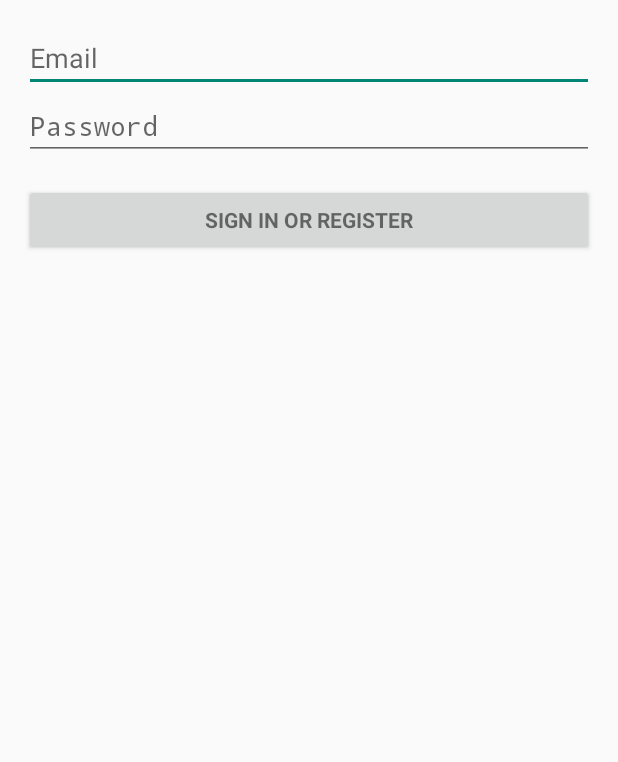
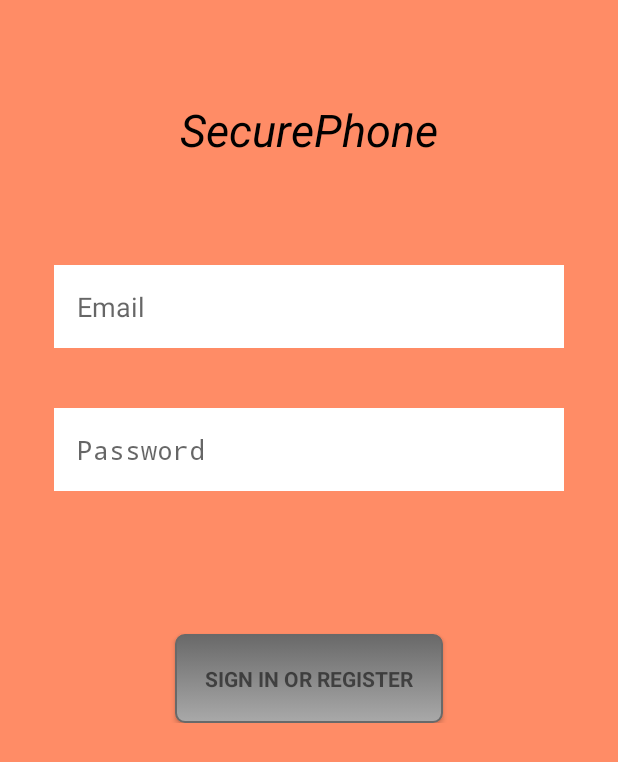
Before and after one commit to pratirvce/SecurePhone, an Android app: the screen it shows after launch (LoginActivity), on a phone screen of 412 x 824 dp. Shown: the top 762 px of the screen. Run offline under Robolectric (Android 15) with nearby library versions, the phone set to English and light mode, and no system bars; our stand-ins replace ButterKnife; libraries missing offline, so code that uses them is left out: com.firebase.client, pub.devrel.easypermissions; 2 statements that could not run were skipped.

Commit message:
updated frontend screens

```diff
--- a/app/src/main/java/com/sjsu/securephone/theftdetector/BootCompleteReceiver.java
+++ b/app/src/main/java/com/sjsu/securephone/theftdetector/BootCompleteReceiver.java
@@ -4,6 +4,10 @@ import android.content.BroadcastReceiver;
 import android.content.Context;
 import android.content.Intent;
 import android.util.Log;
+
+/**
+ * Created by Group 7 on 10/11/2016.
+ */
 
 public class BootCompleteReceiver extends BroadcastReceiver {
 
--- a/app/src/main/java/com/sjsu/securephone/theftdetector/MainActivity.java
+++ b/app/src/main/java/com/sjsu/securephone/theftdetector/MainActivity.java
@@ -143,7 +143,7 @@ public class MainActivity extends AppCompatActivity implements
             System.exit(0);
             return true;
         }
-        if(id==R.id.action_share){
+       /* if(id==R.id.action_share){
             Intent sharingIntent = new Intent(android.content.Intent.ACTION_SEND);
             sharingIntent.setType("text/plain");
             String shareBody = getString(R.string.share_text);
@@ -152,7 +152,7 @@ public class MainActivity extends AppCompatActivity implements
             startActivity(Intent.createChooser(sharingIntent, "Share via"));
 
 
-        }
+        } */
         return super.onOptionsItemSelected(item);
     }
     public void readSMSPerm() {
--- a/app/src/main/java/com/sjsu/securephone/theftdetector/continuousLocationFragment.java
+++ b/app/src/main/java/com/sjsu/securephone/theftdetector/continuousLocationFragment.java
@@ -84,7 +84,7 @@ public class continuousLocationFragment extends Fragment {
 //       mIsServiceStarted = false;
         mStartUpdatesButton = (Button) view.findViewById(R.id.start_updates_button);
         mStopUpdatesButton = (Button) view.findViewById(R.id.stop_updates_button);
-        mExportDatabase = (Button) view.findViewById(R.id.export_button);
+       // mExportDatabase = (Button) view.findViewById(R.id.export_button);
 
         mStartUpdatesButton.setOnClickListener(new View.OnClickListener() {
             @Override
@@ -103,14 +103,14 @@ public class continuousLocationFragment extends Fragment {
             }
         });
 
-        mExportDatabase.setOnClickListener(new View.OnClickListener() {
+       /* mExportDatabase.setOnClickListener(new View.OnClickListener() {
             @Override
             public void onClick(View v) {
                 Toast.makeText(getActivity(), "Network Location Services exported", Toast.LENGTH_LONG).show();
                 exportDatabaseToSdCard(v);
 
             }
-        });
+        }); */
 
         return view;
     }
--- a/app/src/main/res/layout/activity_login.xml
+++ b/app/src/main/res/layout/activity_login.xml
@@ -8,17 +8,11 @@
     android:paddingLeft="@dimen/activity_horizontal_margin"
     android:paddingRight="@dimen/activity_horizontal_margin"
     android:paddingTop="@dimen/activity_vertical_margin"
+    android:background="@color/blue"
     tools:context="com.sjsu.securephone.theftdetector.LoginActivity">
 
+
     <!-- Login progress -->
-    <ProgressBar
-        android:id="@+id/login_progress"
-        style="?android:attr/progressBarStyleLarge"
-        android:layout_width="wrap_content"
-        android:layout_height="wrap_content"
-        android:layout_marginBottom="8dp"
-        android:visibility="gone" />
-
     <ScrollView
         android:id="@+id/login_form"
         android:layout_width="match_parent"
@@ -30,12 +24,28 @@
             android:layout_height="wrap_content"
             android:orientation="vertical">
 
+            <TextView
+                android:layout_width="wrap_content"
+                android:layout_height="match_parent"
+                android:text="SecurePhone"
+                android:textColor="@android:color/black"
+                android:textAllCaps="false"
+                android:textAlignment="center"
+                android:layout_gravity="center"
+
+                android:layout_margin="50dp"
+                android:textSize="30dp"
+                android:textStyle="italic" />
+
             <AutoCompleteTextView
                 android:id="@+id/email"
                 android:layout_width="match_parent"
                 android:layout_height="wrap_content"
                 android:hint="@string/prompt_email"
                 android:inputType="textEmailAddress"
+                android:layout_margin="20dp"
+                android:padding="15dp"
+                android:background="@android:color/white"
                 android:maxLines="1"
                 />
 
@@ -44,22 +54,38 @@
                 android:layout_width="match_parent"
                 android:layout_height="wrap_content"
                 android:hint="@string/prompt_password"
+                android:background="@android:color/white"
                 android:imeActionId="@+id/login"
                 android:imeActionLabel="@string/action_sign_in_short"
                 android:imeOptions="actionUnspecified"
                 android:inputType="textPassword"
+                android:layout_margin="20dp"
+                android:padding="15dp"
                 android:maxLines="1"/>
 
             <Button
                 android:id="@+id/email_sign_in_button"
                 style="?android:textAppearanceSmall"
-                android:layout_width="match_parent"
+                android:layout_width="wrap_content"
                 android:layout_height="wrap_content"
-                android:layout_marginTop="16dp"
+                android:layout_marginTop="75dp"
                 android:text="@string/action_sign_in"
                 android:textStyle="bold"
+                android:padding="20dp"
+                android:layout_gravity="center"
+                android:background="@drawable/grey_button"
                 android:onClick="onSignIn"/>
 
         </LinearLayout>
     </ScrollView>
+
+    <ProgressBar
+        android:id="@+id/login_progress"
+        style="?android:attr/progressBarStyleLarge"
+        android:layout_width="wrap_content"
+        android:layout_height="wrap_content"
+        android:layout_marginBottom="8dp"
+        android:visibility="gone" />
+
+
 </LinearLayout>
--- a/app/src/main/res/menu/main_menu.xml
+++ b/app/src/main/res/menu/main_menu.xml
@@ -3,10 +3,10 @@
     xmlns:tools="http://schemas.android.com/tools" tools:context=".MainActivity">
     <item android:id="@+id/action_settings" android:title="@string/action_settings"
         android:orderInCategory="100" app:showAsAction="never" />
-    <item android:id="@+id/action_share"
+    <!-- <item android:id="@+id/action_share"
         android:icon="@drawable/action_share"
         android:title="@string/share"
         app:showAsAction="withText|ifRoom">
-    </item>
+    </item> -->
 
 </menu>
--- a/app/src/main/res/values/colors.xml
+++ b/app/src/main/res/values/colors.xml
@@ -4,5 +4,6 @@
     <color name = "dark_green">#388e3c</color>
     <color name = "dark_blue_primary">#000000</color>
     <color name = "dark_red">#C62828</color>
-    <color name = "blue">#0000A0</color>
+    <color name = "orange">#ff8000</color>
+    <color name = "blue">#ff8c66</color>
 </resources>
```
Also changed, not shown: app/src/main/java/com/sjsu/securephone/theftdetector/AnalyticsActivity.java (+1 -7 lines), app/src/main/res/layout/activity_dialog.xml (+8 -2 lines), app/src/main/res/layout/continuous_location_fragment.xml (+13 -20 lines).
